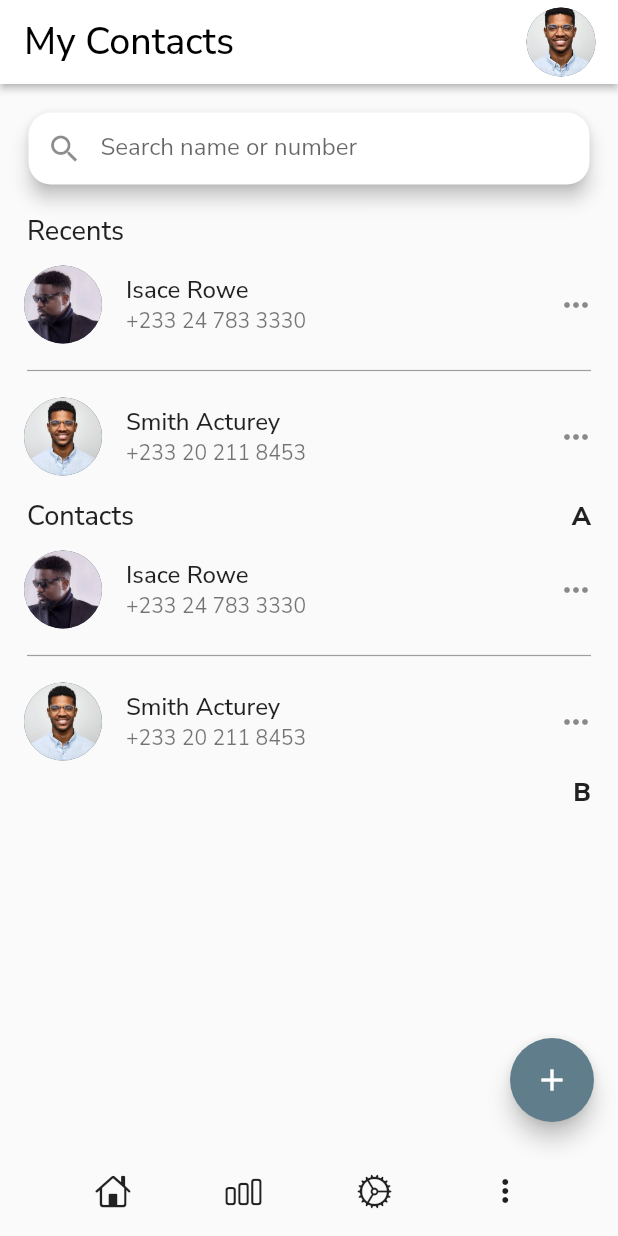
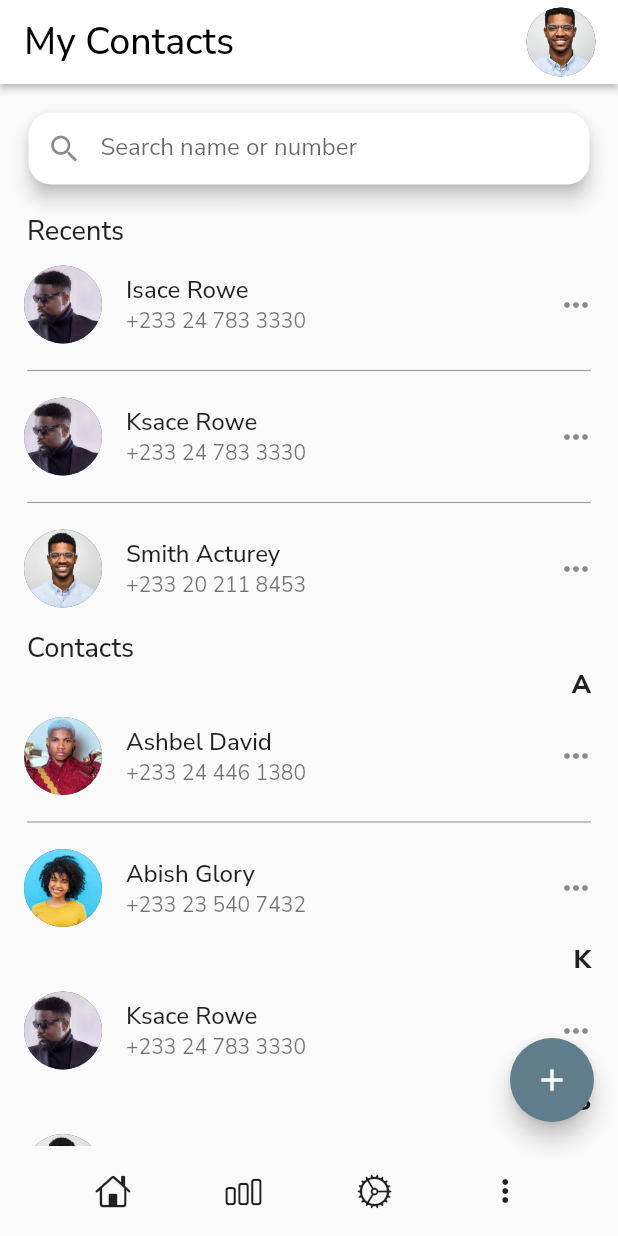
Before and after one commit to phiificodes/contact_app, a Flutter app: the screen it shows after launch, on a phone screen of 412 x 824 dp. Run offline on Flutter 3.47's test engine with Material 2 defaults, Android fonts, the phone set to English and light mode, and no system bars; our stand-ins replace google_fonts, ionicons.

Commit message:
contact list dynamic, layout to be redone

```diff
--- a/lib/contact_item_list.dart
+++ b/lib/contact_item_list.dart
@@ -1,6 +1,17 @@
+List alphabets = ['A', 'B', 'C', 'D', 'E', 'F', 'G', 'H', 'J', 'K', 'L', 'M', 'N', 'O', 'P', 'Q', 'R', 'S', 'T', 'U', 'V', 'W', 'X', 'Y', 'Z'];
+
 List contact_item_list = [
   {
     'first_name': 'Isace',
+    'last_name': 'Rowe',
+    'image': 'images/sark.jpeg',
+    'group': "24",
+    'email': 'isacerowe@gamil.com',
+    'mobile': '+233 24 783 3330',
+    'location': "Kumasi",
+  },
+  {
+    'first_name': 'Ksace',
     'last_name': 'Rowe',
     'image': 'images/sark.jpeg',
     'group': "24",
--- a/lib/contact_list.dart
+++ b/lib/contact_list.dart
@@ -1,5 +1,6 @@
 // ignore: file_names
 
+import 'package:contact_app/contact_section.dart';
 import 'package:contact_app/contails_details.dart';
 import 'package:flutter/material.dart';
 import 'package:contact_app/contact_item_list.dart';
@@ -83,51 +84,63 @@ class _ContactListState extends State<ContactList> {
             children: const [
               Text("Contacts",
                   style: TextStyle(fontSize: 18, fontWeight: FontWeight.w500)),
-              Text("A",
-                  style: TextStyle(fontSize: 17, fontWeight: FontWeight.w800))
+              // Text("A",
+              //     style: TextStyle(fontSize: 17, fontWeight: FontWeight.w800))
             ],
           ),
         ),
-        ListView.separated(
-            primary: false,
-            shrinkWrap: true,
-            itemBuilder: (context, index) {
-              return GestureDetector(
-                onTap: () {
-                  Navigator.of(context).push(MaterialPageRoute(
-                      builder: (context) => ContactDetails(
-                          contactitem: contactItemList[index])));
-                },
-                child: ListTile(
-                  leading: CircleAvatar(
-                      backgroundImage:
-                          AssetImage("${contactItemList[index]["image"]}"),
-                      radius: 26),
-                  title: Text(
-                    "${contactItemList[index]["first_name"]} ${contactItemList[index]["last_name"]}",
-                    style: const TextStyle(fontWeight: FontWeight.w500),
-                  ),
-                  subtitle: Text("${contactItemList[index]["mobile"]}"),
-                  trailing: const Icon(Icons.more_horiz_rounded),
-                ));
-            },
-            separatorBuilder: (context, index) => const Divider(
-                  thickness: 0.8,
-                  indent: 18,
-                  endIndent: 18,
-                  color: Colors.grey,
-                ),
-            itemCount: contactItemList.where((element) => element['first_name'].toString().startsWith('A')).length),
-        Container(
-          margin: const EdgeInsets.only(left: 18, right: 18),
-          child: Row(
-            mainAxisAlignment: MainAxisAlignment.end,
-            children: const [
-              Text("B",
-                  style: TextStyle(fontSize: 17, fontWeight: FontWeight.w800)),
-            ],
-          ),
-        ),
+        SizedBox(
+          height: MediaQuery.of(context).size.height,
+          child: ListView.builder(
+            itemCount: alphabets.length,
+            itemBuilder: (context, i){
+            List newList = contact_item_list.where((element){
+              return element['first_name'].toString().startsWith(alphabets[i]);
+            }).toList();
+            return newList.isNotEmpty ? ContactSection(alphabet: alphabets[i], data: newList):Container();
+          }),
+        )
+        // ListView.separated(
+        //     primary: false,
+        //     shrinkWrap: true,
+        //     itemBuilder: (context, index) {
+        //       return GestureDetector(
+        //         onTap: () {
+        //           Navigator.of(context).push(MaterialPageRoute(
+        //               builder: (context) => ContactDetails(
+        //                   contactitem: contactItemList[index])));
+        //         },
+        //         child: ListTile(
+        //           leading: CircleAvatar(
+        //               backgroundImage:
+        //                   AssetImage("${contactItemList[index]["image"]}"),
+        //               radius: 26),
+        //           title: Text(
+        //             "${contactItemList[index]["first_name"]} ${contactItemList[index]["last_name"]}",
+        //             style: const TextStyle(fontWeight: FontWeight.w500),
+        //           ),
+        //           subtitle: Text("${contactItemList[index]["mobile"]}"),
+        //           trailing: const Icon(Icons.more_horiz_rounded),
+        //         )
+        //         );
+        //     },
+        //     separatorBuilder: (context, index) => const Divider(
+        //           thickness: 0.8,
+        //           indent: 18,
+        //           endIndent: 18,
+        //           color: Colors.grey,
+        //         ),
+        //     itemCount: contactItemList.length),
+        // Container(
+        //   margin: const EdgeInsets.only(left: 18, right: 18),
+        //   child: Row(
+        //     mainAxisAlignment: MainAxisAlignment.end,
+        //     children: const [
+        //       Text("B",
+        //           style: TextStyle(fontSize: 17, fontWeight: FontWeight.w800)),
+        //     ],
+        //   ),
+        // ),
         // ListView.separated(
         //     primary: false,
         //     shrinkWrap: true,
--- /dev/null
+++ b/lib/contact_section.dart
@@ -0,0 +1,64 @@
+import 'package:contact_app/contact_item_list.dart';
+import 'package:flutter/material.dart';
+
+class ContactSection extends StatefulWidget {
+  final String alphabet;
+  final List data;
+   const ContactSection({ Key? key, required this.alphabet, required this.data}) : super(key: key);
+
+  @override
+  _ContactSectionState createState() => _ContactSectionState();
+}
+
+class _ContactSectionState extends State<ContactSection> {
+  @override
+  Widget build(BuildContext context) {
+    List contactItemList = widget.data;
+    debugPrint('data: $contactItemList');
+    return Column(
+      children: [
+        Container(
+          margin: const EdgeInsets.only(left: 18, right: 18),
+          child: Row(
+            mainAxisAlignment: MainAxisAlignment.end,
+            children: [
+              Text(widget.alphabet,
+                  style: const TextStyle(fontSize: 17, fontWeight: FontWeight.w800)),
+            ],
+          ),
+        ),
+          ListView.separated(
+            primary: false,
+            shrinkWrap: true,
+            itemBuilder: (context, index) {
+              return GestureDetector(
+                onTap: () {
+                  // Navigator.of(context).push(MaterialPageRoute(
+                  //     builder: (context) => ContactDetails(
+                  //         contactitem: contactItemList[index])));
+                },
+                child: ListTile(
+                  leading: CircleAvatar(
+                      backgroundImage:
+                          AssetImage("${contactItemList[index]["image"]}"),
+                      radius: 26),
+                  title: Text(
+                    "${contactItemList[index]["first_name"]} ${contactItemList[index]["last_name"]}",
+                    style: const TextStyle(fontWeight: FontWeight.w500),
+                  ),
+                  subtitle: Text("${contactItemList[index]["mobile"]}"),
+                  trailing: const Icon(Icons.more_horiz_rounded),
+                )
+                );
+            },
+            separatorBuilder: (context, index) => const Divider(
+                  thickness: 0.8,
+                  indent: 18,
+                  endIndent: 18,
+                  color: Colors.grey,
+                ),
+            itemCount: contactItemList.length),
+      ]
+    );
+  }
+}
```
